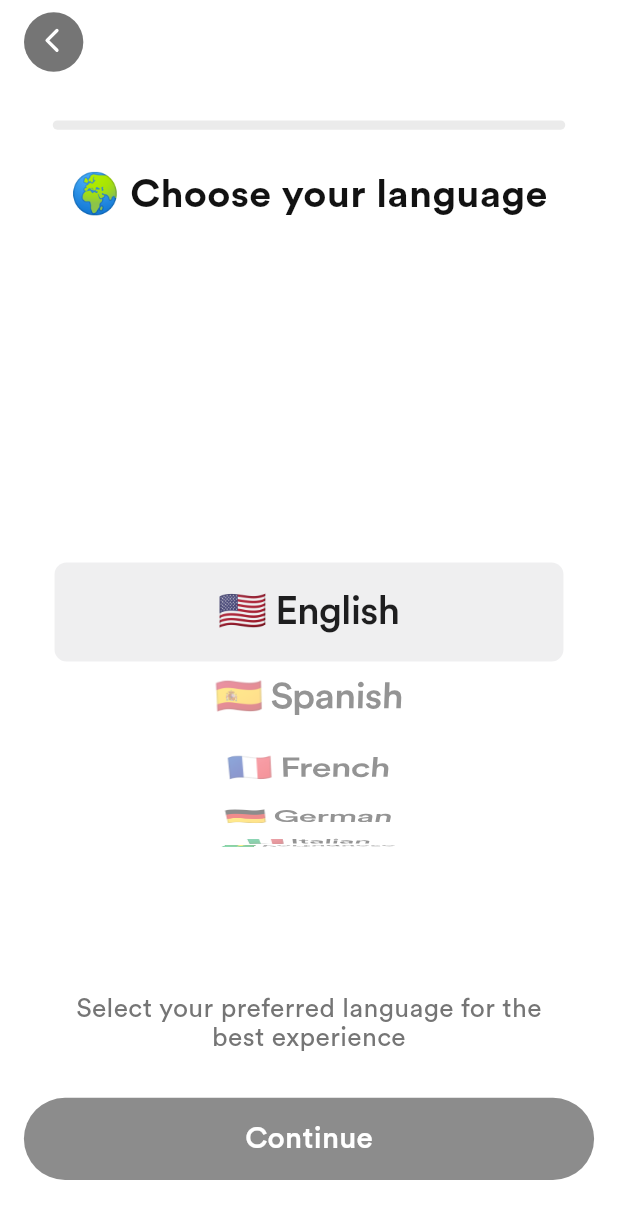
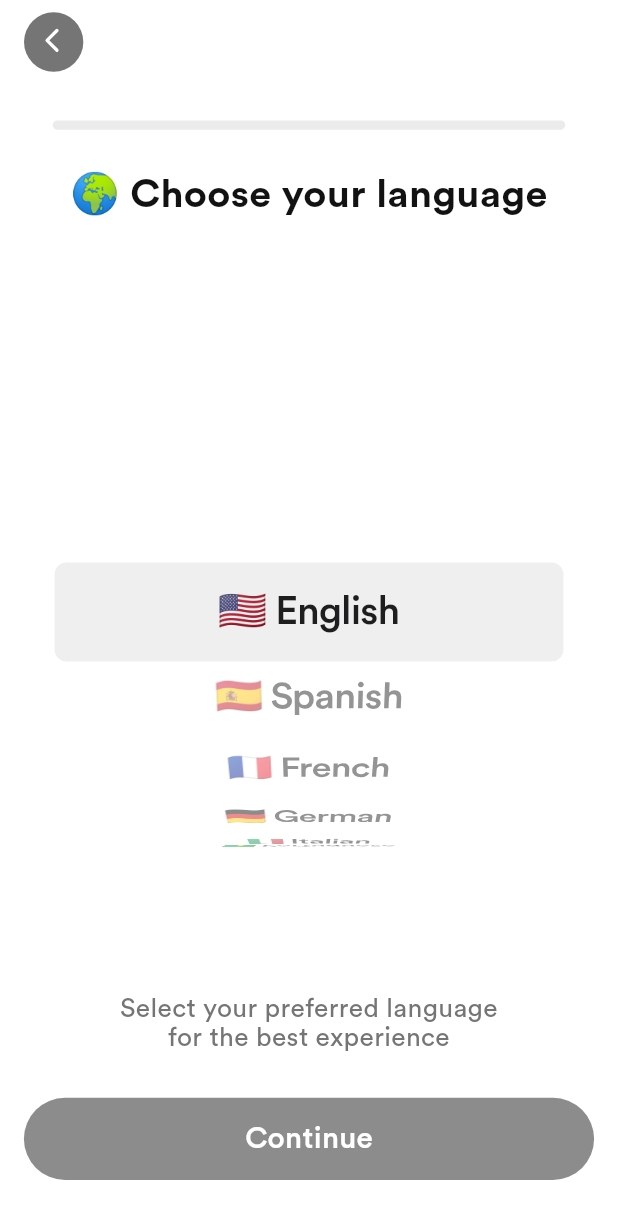
Before and after one commit to ramin443/nicotrack, a Flutter app: the OnboardingMainSlider screen opened directly, on a phone screen of 412 x 824 dp. Shown: the top 1219 px of the screen. Run offline on Flutter 3.47's test engine with Material 3 defaults, Android fonts, the phone set to English and light mode, and no system bars; drawn by our look-alikes of auto_size_text; our stand-ins replace animated_flip_counter, cloud_firestore, confetti, device_info_plus, dotted_line, emoji_picker_flutter and 17 more; missing offline and left inert: flutter_emoji; accounts and stored records are empty; generated files the repository leaves out were written again; statements that could not run were skipped; project files that could hold a hidden picture were left out.

Commit message:
Language functionality done

```diff
--- a/lib/initial/onboarding-questions/question-pages/choose-language.dart
+++ b/lib/initial/onboarding-questions/question-pages/choose-language.dart
@@ -80,7 +80,7 @@ class _ChooseLanguageState extends State<ChooseLanguage> {
               Padding(
                   padding: EdgeInsets.symmetric(horizontal: 24.w),
                   child: SizedBox(
-                    width: 300.w,
+                    width: 250.w,
                     child: TextAutoSize(
                       "Select your preferred language for the best experience",
                       // Static text
```
Also changed, not shown: lib/getx-controllers/onboarding-controller.dart (+23 -3 lines).
